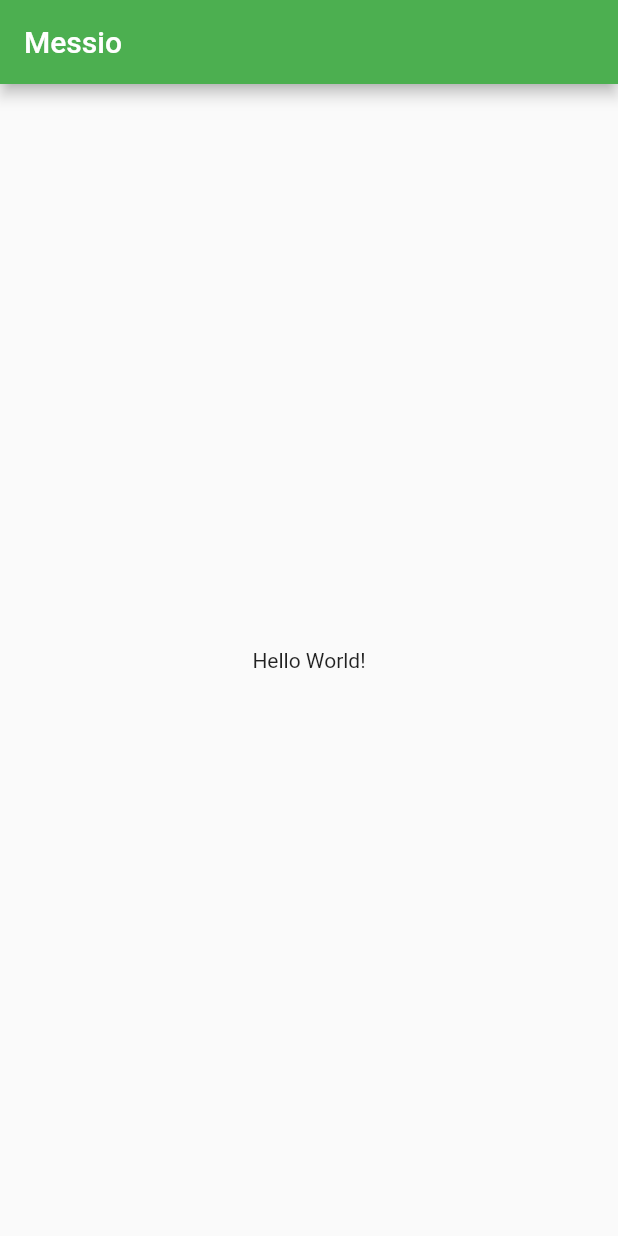
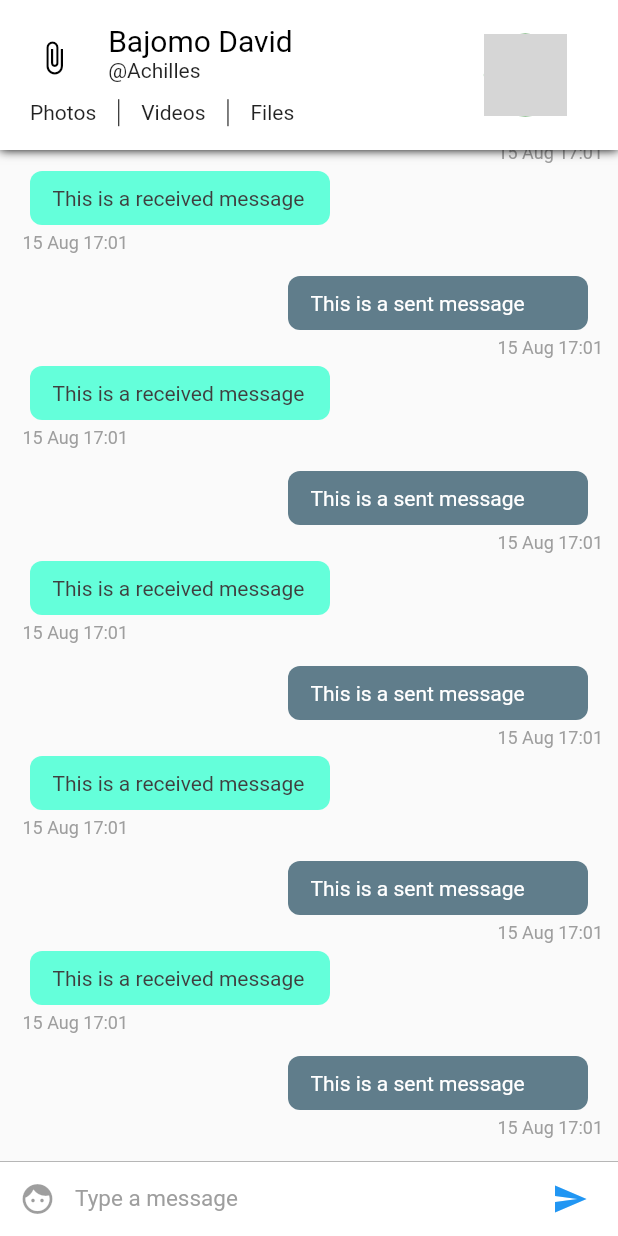
Before and after one commit to Bajomodavid/flutter_fdemo, a Flutter app: the screen it shows after launch, on a phone screen of 412 x 824 dp. Run offline on Flutter 3.47's test engine with Material 2 defaults, Android fonts, the phone set to English and light mode, and no system bars; grey boxes are pictures that could not be loaded.

Commit message:
Second commit

```diff
--- /dev/null
+++ b/lib/config/Assets.dart
@@ -0,0 +1,3 @@
+class Assets{
+  static String user = 'assets/user.png';
+}
--- /dev/null
+++ b/lib/config/Palette.dart
@@ -0,0 +1,15 @@
+import 'package:flutter/material.dart';
+
+// Color palette for the app
+class Palette{
+  static Color primaryColor = Colors.blue;
+  static Color secondaryColor = Colors.black;
+  static Color primaryTextColor = Colors.black;
+  static Color secondaryTextColor = Colors.black87;
+  static Color primaryBackgroundColor = Colors.white;
+  static Color selfMessageBackgroundColor = Colors.blueGrey;
+  static Color otherMessageBackgroundColor = Colors.tealAccent;
+  static Color selfMessageColor = Colors.white;
+  static Color otherMessageColor = Color(0xff3f3f3f);
+  static Color greyColor = Colors.grey;
+}
--- a/lib/main.dart
+++ b/lib/main.dart
@@ -1,4 +1,5 @@
 import 'package:flutter/material.dart';
+import 'package:messio/pages/ConversationPage.dart';
 
 void main() => runApp(MyApp());
 
@@ -20,7 +21,7 @@ class MyApp extends StatelessWidget {
         // is not restarted.
         primarySwatch: Colors.green,
       ),
-      home: MyHomePage(title: 'Messio'),
+      home: ConversationPage(),
     );
   }
 }
--- /dev/null
+++ b/lib/pages/ConversationPage.dart
@@ -0,0 +1,32 @@
+import 'package:flutter/material.dart';
+import 'package:messio/widgets/ChatAppBar.dart';
+import 'package:messio/widgets/ChatListWidget.dart';
+import 'package:messio/widgets/InputWidget.dart';
+
+class ConversationPage extends StatefulWidget {
+  @override
+  _ConversationPageState createState() => _ConversationPageState();
+}
+
+class _ConversationPageState extends State<ConversationPage> {
+
+  @override
+  Widget build(BuildContext context) {
+    return SafeArea(
+      child: Scaffold(
+          appBar: ChatAppBar(), // Custom app bar for chat screen
+          body: Stack(children: <Widget>[
+            Column(
+              children: <Widget>[
+              ChatListWidget(),//Chat list
+                InputWidget() // The input widget
+              ],
+            ),
+          ]
+    )
+      )
+    );
+  }
+
+
+}
--- /dev/null
+++ b/lib/pages/ConversationPageList.dart
@@ -0,0 +1,24 @@
+import 'package:flutter/material.dart';
+import 'ConversationPage.dart';
+
+class ConversationPageList extends StatefulWidget {
+
+  @override
+  _ConversationPageListState createState() => _ConversationPageListState();
+}
+
+class _ConversationPageListState extends State<ConversationPageList> {
+
+  @override
+  Widget build(BuildContext context) {
+    return PageView(
+      children: <Widget>[
+        ConversationPage(),
+        ConversationPage(),
+        ConversationPage()
+      ],
+    );
+
+
+  }
+}
--- /dev/null
+++ b/lib/widgets/ChatAppBar.dart
@@ -0,0 +1,101 @@
+import 'package:flutter/material.dart';
+import 'package:messio/config/Assets.dart';
+import 'package:messio/config/Palette.dart';
+
+class ChatAppBar extends StatelessWidget implements PreferredSizeWidget {
+  final double height = 100;
+  @override
+  Widget build(BuildContext context) {
+    var textHeading = TextStyle(color: Palette.primaryTextColor, fontSize: 20); // Text style for the name
+    var textStyle = TextStyle(color: Palette.secondaryTextColor); // Text style for everything else
+
+    double width = MediaQuery.of(context).size.width; // calculate the screen width
+    return Material(
+        child: Container(
+            decoration: new BoxDecoration(boxShadow: [ //adds a shadow to the appbar
+              new BoxShadow(
+              color: Colors.black,
+              blurRadius: 5.0,
+            )]),
+            child:  Container(
+                color: Palette.primaryBackgroundColor,
+                child: Row(children: <Widget>[
+              Expanded( //we're dividing the appbar into 7 : 3 ratio. 7 is for content and 3 is for the display picture.
+                  flex: 7,
+                  child: Center(
+                      child: Column(
+                    mainAxisSize: MainAxisSize.min,
+                    children: <Widget>[
+                      Container(
+                          height: 70 - (width * .06),
+                          child: Row(
+                            crossAxisAlignment: CrossAxisAlignment.start,
+                            children: <Widget>[
+                              Expanded(
+                                  flex: 2,
+                                  child: Center(
+                                      child: Icon(
+                                    Icons.attach_file,
+                                    color: Palette.secondaryColor,
+                                  ))),
+                              Expanded(
+                                  flex: 6,
+                                  child: Container(
+                                      child: Column(
+                                    crossAxisAlignment:
+                                        CrossAxisAlignment.start,
+                                    mainAxisAlignment: MainAxisAlignment.center,
+                                    mainAxisSize: MainAxisSize.min,
+                                    children: <Widget>[
+                                      Text('Bajomo David', style: textHeading),
+                                      Text('@Achilles', style: textStyle)
+                                    ],
+                                  ))),
+                            ],
+                          )),
+                      //second row containing the buttons for media
+                      Container(
+                          height: 23,
+                          padding: EdgeInsets.fromLTRB(20, 5, 5, 0),
+                          child: Row(
+                            mainAxisAlignment: MainAxisAlignment.start,
+                            crossAxisAlignment: CrossAxisAlignment.center,
+                            children: <Widget>[
+                              Text(
+                                'Photos',
+                                style: textStyle,
+                              ),
+                              VerticalDivider(
+                                width: 30,
+                                color: Palette.primaryTextColor,
+                              ),
+                              Text(
+                                'Videos',
+                                style: textStyle,
+                              ),
+                              VerticalDivider(
+                                width: 30,
+                                color: Palette.primaryTextColor,
+                              ),
+                              Text('Files', style: textStyle)
+                            ],
+                          )),
+                    ],
+                  ))),
+                //This is the display picture
+              Expanded(
+                  flex: 3,
+                  child: Container(
+                      child: Center(
+                          child: CircleAvatar(
+                    radius: (80 - (width * .06)) / 2,
+                    backgroundImage: Image.asset(
+                      Assets.user,
+                    ).image,
+                  )))),
+            ]))));
+  }
+
+  @override
+  Size get preferredSize => Size.fromHeight(height);
+}
--- /dev/null
+++ b/lib/widgets/ChatItemWidget.dart
@@ -0,0 +1,89 @@
+import 'package:flutter/material.dart';
+import 'package:messio/config/Palette.dart';
+import 'package:intl/intl.dart';
+
+class ChatItemWidget extends StatelessWidget{
+  var index;
+
+  ChatItemWidget(this.index);
+
+  @override
+  Widget build(BuildContext context) {
+    // TODO: implement build
+    if (index % 2 == 0) {
+      //This is the sent message. We'll later use data from firebase instead of index to determine the message is sent or received.
+      return Container(
+          child: Column(children: <Widget>[
+            Row(
+              children: <Widget>[
+                Container(
+                  child: Text(
+                    'This is a sent message',
+                    style: TextStyle(color: Palette.selfMessageColor),
+                  ),
+                  padding: EdgeInsets.fromLTRB(15.0, 10.0, 15.0, 10.0),
+                  width: 200.0,
+                  decoration: BoxDecoration(
+                      color: Palette.selfMessageBackgroundColor,
+                      borderRadius: BorderRadius.circular(8.0)),
+                  margin: EdgeInsets.only(right: 10.0),
+                )
+              ],
+              mainAxisAlignment:
+              MainAxisAlignment.end, // aligns the chatitem to right end
+            ),
+            Row(
+                mainAxisAlignment: MainAxisAlignment.end,
+                children: <Widget>[
+                  Container(
+                    child: Text(
+                      DateFormat('dd MMM kk:mm')
+                          .format(DateTime.fromMillisecondsSinceEpoch(1565888474278)),
+                      style: TextStyle(
+                          color: Palette.greyColor,
+                          fontSize: 12.0,
+                          fontStyle: FontStyle.normal),
+                    ),
+                    margin: EdgeInsets.only(left: 5.0, top: 5.0, bottom: 5.0),
+                  )])
+          ]));
+    } else {
+      // This is a received message
+      return Container(
+        child: Column(
+          children: <Widget>[
+            Row(
+              children: <Widget>[
+                Container(
+                  child: Text(
+                    'This is a received message',
+                    style: TextStyle(color: Palette.otherMessageColor),
+                  ),
+                  padding: EdgeInsets.fromLTRB(15.0, 10.0, 15.0, 10.0),
+                  width: 200.0,
+                  decoration: BoxDecoration(
+                      color: Palette.otherMessageBackgroundColor,
+                      borderRadius: BorderRadius.circular(8.0)),
+                  margin: EdgeInsets.only(left: 10.0),
+                )
+              ],
+            ),
+            Container(
+              child: Text(
+                DateFormat('dd MMM kk:mm')
+                    .format(DateTime.fromMillisecondsSinceEpoch(1565888474278)),
+                style: TextStyle(
+                    color: Palette.greyColor,
+                    fontSize: 12.0,
+                    fontStyle: FontStyle.normal),
+              ),
+              margin: EdgeInsets.only(left: 5.0, top: 5.0, bottom: 5.0),
+            )
+          ],
+          crossAxisAlignment: CrossAxisAlignment.start,
+        ),
+        margin: EdgeInsets.only(bottom: 10.0),
+      );
+    }  }
+
+}
--- /dev/null
+++ b/lib/widgets/ChatListWidget.dart
@@ -0,0 +1,20 @@
+import 'package:flutter/material.dart';
+
+import 'ChatItemWidget.dart';
+
+
+class ChatListWidget extends StatelessWidget{
+  final ScrollController listScrollController = new ScrollController();
+  @override
+  Widget build(BuildContext context) {
+    // TODO: implement build
+    return Flexible(
+        child: ListView.builder(
+          padding: EdgeInsets.all(10.0),
+          itemBuilder: (context, index) => ChatItemWidget(index),
+          itemCount: 20,
+          reverse: true,
+          controller: listScrollController,
+        ));
+  }
+}
--- /dev/null
+++ b/lib/widgets/InputWidget.dart
@@ -0,0 +1,60 @@
+import 'package:flutter/material.dart';
+import 'package:messio/config/Palette.dart';
+
+class InputWidget extends StatelessWidget {
+
+  final TextEditingController textEditingController = new TextEditingController();
+
+  @override
+  Widget build(BuildContext context) {
+    return Container(
+      child: Row(
+        children: <Widget>[
+          Material(
+            child: new Container(
+              margin: new EdgeInsets.symmetric(horizontal: 1.0),
+              child: new IconButton(
+                icon: new Icon(Icons.face),
+                color: Palette.primaryColor,
+              ),
+            ),
+            color: Colors.white,
+          ),
+
+          // Text input
+          Flexible(
+            child: Container(
+              child: TextField(
+                style: TextStyle(color: Palette.primaryTextColor, fontSize: 15.0),
+                controller: textEditingController,
+                decoration: InputDecoration.collapsed(
+                  hintText: 'Type a message',
+                  hintStyle: TextStyle(color: Palette.greyColor),
+                ),
+              ),
+            ),
+          ),
+
+          // Send Message Button
+          Material(
+            child: new Container(
+              margin: new EdgeInsets.symmetric(horizontal: 8.0),
+              child: new IconButton(
+                icon: new Icon(Icons.send),
+                onPressed: () => {},
+                color: Palette.primaryColor,
+              ),
+            ),
+            color: Colors.white,
+          ),
+        ],
+      ),
+      width: double.infinity,
+      height: 50.0,
+      decoration: new BoxDecoration(
+          border: new Border(
+              top: new BorderSide(color: Palette.greyColor, width: 0.5)),
+          color: Colors.white),
+    );
+  }
+}
--- a/pubspec.yaml
+++ b/pubspec.yaml
@@ -23,6 +23,7 @@ dependencies:
   # The following adds the Cupertino Icons font to your application.
   # Use with the CupertinoIcons class for iOS style icons.
   cupertino_icons: ^0.1.2
+  intl: ^0.15.8
 
 dev_dependencies:
   flutter_test:
@@ -41,8 +42,8 @@ flutter:
   uses-material-design: true
 
   # To add assets to your application, add an assets section, like this:
-  # assets:
-  #  - images/a_dot_burr.jpeg
+  assets:
+   - assets/
   #  - images/a_dot_ham.jpeg
 
   # An image asset can refer to one or more resolution-specific "variants", see
```
Also changed, not shown: pubspec.lock.
